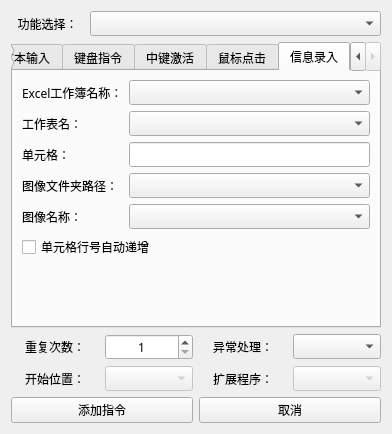
Above: 窗体/navigation.ui from FsterThanLight/automatic_clicker_2 before the change. Below: the same form after it.
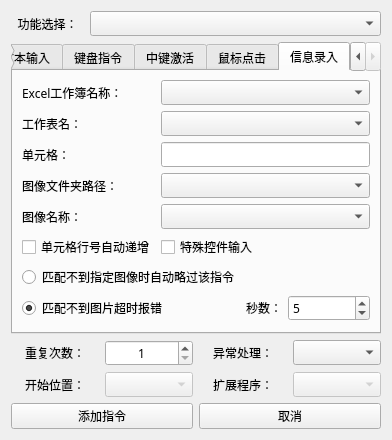
That is the form after the change. The open tabs and pages were chosen to show the change. Icons and pictures are not drawn.

Commit message: 2023年5月22日23:39:27 添加特殊控件输入功能

What changed in the file:
```diff
--- a/窗体/navigation.ui
+++ b/窗体/navigation.ui
@@ -736,6 +736,13 @@
            </item>
           </layout>
          </item>
+         <item>
+          <widget class="QCheckBox" name="checkBox_2">
+           <property name="text">
+            <string>特殊控件输入</string>
+           </property>
+          </widget>
+         </item>
          <item>
           <layout class="QHBoxLayout" name="horizontalLayout_12"/>
          </item>
@@ -1093,10 +1100,10 @@
       <layout class="QVBoxLayout" name="verticalLayout_18">
        <item>
         <layout class="QGridLayout" name="gridLayout_7">
-         <item row="0" column="0">
-          <widget class="QLabel" name="label_37">
-           <property name="text">
-            <string>Excel工作簿名称：</string>
+         <item row="0" column="1">
+          <widget class="QComboBox" name="comboBox_12">
+           <property name="sizeAdjustPolicy">
+            <enum>QComboBox::AdjustToContents</enum>
            </property>
           </widget>
          </item>
@@ -1107,10 +1114,10 @@
            </property>
           </widget>
          </item>
-         <item row="5" column="0" colspan="2">
-          <widget class="QCheckBox" name="checkBox_3">
+         <item row="1" column="0">
+          <widget class="QLabel" name="label_38">
            <property name="text">
-            <string>单元格行号自动递增</string>
+            <string>工作表名：</string>
            </property>
           </widget>
          </item>
@@ -1128,29 +1135,9 @@
            </property>
           </widget>
          </item>
-         <item row="0" column="1">
-          <widget class="QComboBox" name="comboBox_12">
-           <property name="sizeAdjustPolicy">
-            <enum>QComboBox::AdjustToContents</enum>
-           </property>
-          </widget>
-         </item>
-         <item row="1" column="1">
-          <widget class="QComboBox" name="comboBox_13"/>
-         </item>
          <item row="4" column="1">
           <widget class="QComboBox" name="comboBox_15"/>
          </item>
-         <item row="1" column="0">
-          <widget class="QLabel" name="label_38">
-           <property name="text">
-            <string>工作表名：</string>
-           </property>
-          </widget>
-         </item>
-         <item row="2" column="1">
-          <widget class="QLineEdit" name="lineEdit_4"/>
-         </item>
          <item row="3" column="0">
           <widget class="QLabel" name="label_40">
            <property name="text">
@@ -1158,7 +1145,82 @@
            </property>
           </widget>
          </item>
-         <item row="6" column="0">
+         <item row="2" column="1">
+          <widget class="QLineEdit" name="lineEdit_4"/>
+         </item>
+         <item row="0" column="0">
+          <widget class="QLabel" name="label_37">
+           <property name="text">
+            <string>Excel工作簿名称：</string>
+           </property>
+          </widget>
+         </item>
+         <item row="1" column="1">
+          <widget class="QComboBox" name="comboBox_13"/>
+         </item>
+         <item row="5" column="1">
+          <widget class="QCheckBox" name="checkBox_4">
+           <property name="text">
+            <string>特殊控件输入</string>
+           </property>
+          </widget>
+         </item>
+         <item row="5" column="0">
+          <widget class="QCheckBox" name="checkBox_3">
+           <property name="text">
+            <string>单元格行号自动递增</string>
+           </property>
+          </widget>
+         </item>
+        </layout>
+       </item>
+       <item>
+        <layout class="QGridLayout" name="gridLayout_8">
+         <item row="1" column="0">
+          <widget class="QRadioButton" name="radioButton_5">
+           <property name="text">
+            <string>匹配不到图片超时报错</string>
+           </property>
+           <property name="checked">
+            <bool>true</bool>
+           </property>
+          </widget>
+         </item>
+         <item row="0" column="0" colspan="2">
+          <widget class="QRadioButton" name="radioButton_3">
+           <property name="text">
+            <string>匹配不到指定图像时自动略过该指令</string>
+           </property>
+          </widget>
+         </item>
+         <item row="1" column="1">
+          <layout class="QHBoxLayout" name="horizontalLayout_19">
+           <item>
+            <widget class="QLabel" name="label_44">
+             <property name="text">
+              <string>秒数：</string>
+             </property>
+             <property name="alignment">
+              <set>Qt::AlignRight|Qt::AlignTrailing|Qt::AlignVCenter</set>
+             </property>
+            </widget>
+           </item>
+           <item>
+            <widget class="QSpinBox" name="spinBox_5">
+             <property name="minimum">
+              <number>1</number>
+             </property>
+             <property name="maximum">
+              <number>9999</number>
+             </property>
+             <property name="value">
+              <number>5</number>
+             </property>
+            </widget>
+           </item>
+          </layout>
+         </item>
+         <item row="2" column="0">
           <spacer name="verticalSpacer_7">
            <property name="orientation">
             <enum>Qt::Vertical</enum>
```
The commit also changes 4 other files.
